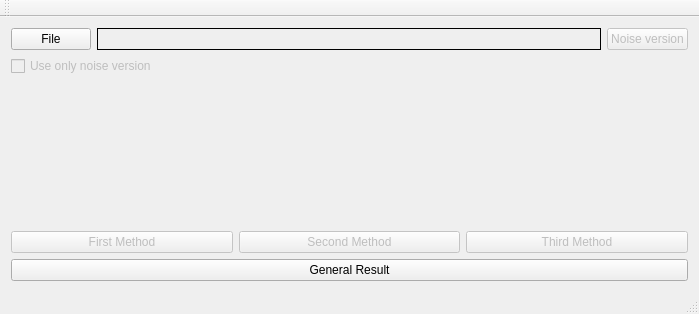
First picture: the form in mainwindow.ui, repository SVN93/MACSOS_lab1, before the edit.
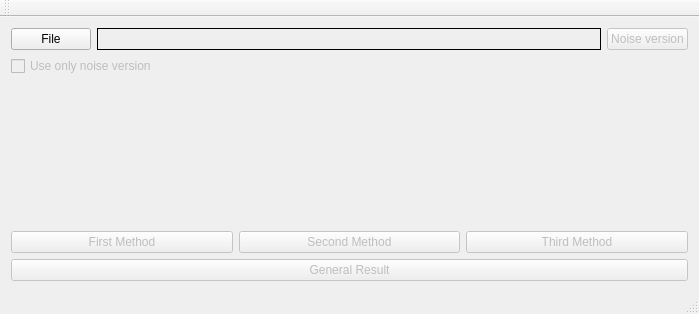
Second picture: the form after the edit.

```diff
--- a/mainwindow.ui
+++ b/mainwindow.ui
@@ -106,7 +106,7 @@
     <item row="7" column="0">
      <widget class="QPushButton" name="resultMethod">
       <property name="enabled">
-       <bool>true</bool>
+       <bool>false</bool>
       </property>
       <property name="text">
        <string>General Result</string>
```
